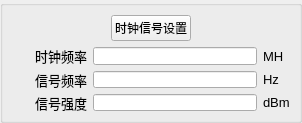
Qt form soft/zebra-scope/SignalSettingsWidget.ui (Quenii/ADCEVM) before a commit.
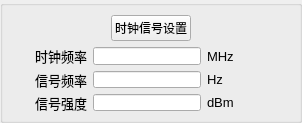
The same form after that commit.

Patch:
```diff
--- a/soft/zebra-scope/SignalSettingsWidget.ui
+++ b/soft/zebra-scope/SignalSettingsWidget.ui
@@ -137,18 +137,6 @@
             <verstretch>0</verstretch>
            </sizepolicy>
           </property>
-          <property name="minimumSize">
-           <size>
-            <width>20</width>
-            <height>0</height>
-           </size>
-          </property>
-          <property name="maximumSize">
-           <size>
-            <width>20</width>
-            <height>16777215</height>
-           </size>
-          </property>
           <property name="font">
            <font>
             <family>Arial</family>
```
